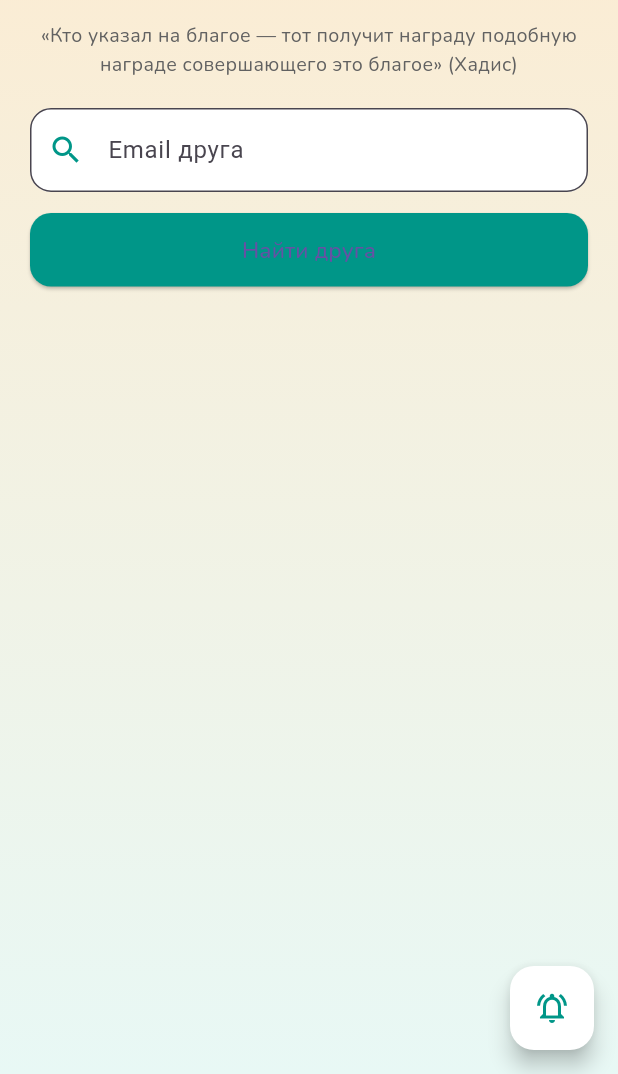
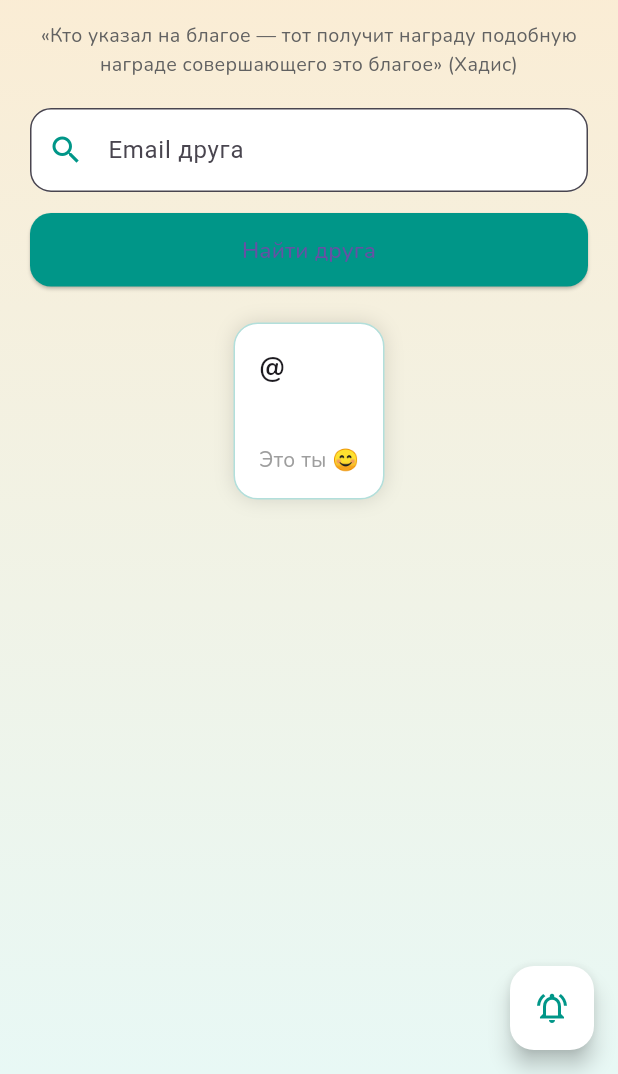
Before and after one commit to NurislamAiu/mekka-savings-app, a Flutter app: the FriendsScreen screen opened directly, after a tap on "Найти друга", on a phone screen of 412 x 824 dp, the part 162-1236 px from its top. Run offline on Flutter 3.47's test engine with Material 3 defaults, Android fonts, the phone set to English and light mode, and no system bars; our stand-ins replace cloud_firestore, confetti, firebase_auth, firebase_core, flutter_svg, google_fonts and 2 more; accounts and stored records are empty; Roboto replaces fonts that are missing (Cairo).

Commit message:
feat: добавил data и domain слои для Friends

```diff
--- /dev/null
+++ b/lib/screens/friends/friend_add/data/friends_repository_impl.dart
@@ -0,0 +1,57 @@
+import 'package:cloud_firestore/cloud_firestore.dart';
+import 'package:firebase_auth/firebase_auth.dart';
+
+import '../domain/entities/friend_user.dart';
+import '../domain/repositories/friends_repository.dart';
+
+class FriendsRepositoryImpl implements FriendsRepository {
+  final _firestore = FirebaseFirestore.instance;
+  final _auth = FirebaseAuth.instance;
+
+  @override
+  Future<FriendUser?> searchUserByEmail(String email) async {
+    final snapshot = await _firestore
+        .collection('users')
+        .where('email', isEqualTo: email)
+        .limit(1)
+        .get();
+
+    if (snapshot.docs.isEmpty) return null;
+
+    final data = snapshot.docs.first.data();
+    return FriendUser(
+      uid: snapshot.docs.first.id,
+      nickname: data['nickname'],
+      email: data['email'],
+    );
+  }
+
+  @override
+  Future<String> checkFriendStatus(String uid) async {
+    final currentUid = _auth.currentUser!.uid;
+    if (uid == currentUid) return 'self';
+
+    final myDoc = await _firestore.collection('users').doc(currentUid).get();
+    final friends = List<String>.from(myDoc.data()?['friends'] ?? []);
+    final requests = List<String>.from(myDoc.data()?['friendRequests'] ?? []);
+
+    if (friends.contains(uid)) return 'already_friends';
+    if (requests.contains(uid)) return 'request_sent';
+    return 'can_add';
+  }
+
+  @override
+  Future<void> sendFriendRequest(String targetUid) async {
+    final myUid = _auth.currentUser!.uid;
+
+    final doc = await _firestore.collection('users').doc(targetUid).get();
+    final friends = List<String>.from(doc.data()?['friends'] ?? []);
+    final requests = List<String>.from(doc.data()?['friendRequests'] ?? []);
+
+    if (friends.contains(myUid) || requests.contains(myUid)) return;
+
+    await _firestore.collection('users').doc(targetUid).update({
+      'friendRequests': FieldValue.arrayUnion([myUid]),
+    });
+  }
+}
--- /dev/null
+++ b/lib/screens/friends/friend_add/domain/entities/friend_user.dart
@@ -0,0 +1,7 @@
+class FriendUser {
+  final String uid;
+  final String nickname;
+  final String email;
+
+  FriendUser({required this.uid, required this.nickname, required this.email});
+}
--- /dev/null
+++ b/lib/screens/friends/friend_add/domain/repositories/friends_repository.dart
@@ -0,0 +1,7 @@
+import '../../domain/entities/friend_user.dart';
+
+abstract class FriendsRepository {
+  Future<FriendUser?> searchUserByEmail(String email);
+  Future<String> checkFriendStatus(String uid);
+  Future<void> sendFriendRequest(String targetUid);
+}
--- /dev/null
+++ b/lib/screens/friends/friend_add/domain/usecases/search_user_usecase.dart
@@ -0,0 +1,16 @@
+import '../entities/friend_user.dart';
+import '../repositories/friends_repository.dart';
+
+class SearchUserUseCase {
+  final FriendsRepository repository;
+
+  SearchUserUseCase(this.repository);
+
+  Future<(FriendUser?, String)> call(String email) async {
+    final user = await repository.searchUserByEmail(email);
+    if (user == null) return (null, 'not_found');
+
+    final status = await repository.checkFriendStatus(user.uid);
+    return (user, status);
+  }
+}
--- /dev/null
+++ b/lib/screens/friends/friend_add/domain/usecases/send_friend_request_usecase.dart
@@ -0,0 +1,11 @@
+import '../repositories/friends_repository.dart';
+
+class SendFriendRequestUseCase {
+  final FriendsRepository repository;
+
+  SendFriendRequestUseCase(this.repository);
+
+  Future<void> call(String targetUid) async {
+    await repository.sendFriendRequest(targetUid);
+  }
+}
--- /dev/null
+++ b/lib/screens/friends/friend_add/friends_screen.dart
@@ -0,0 +1,92 @@
+import 'package:cloud_firestore/cloud_firestore.dart';
+import 'package:firebase_auth/firebase_auth.dart';
+import 'package:flutter/material.dart';
+import 'package:flutter_svg/flutter_svg.dart';
+import 'package:google_fonts/google_fonts.dart';
+import 'package:mekka_savings_app/screens/friends/friend_add/presentation/friends_provider.dart';
+import 'package:mekka_savings_app/screens/friends/friend_add/widgets/friend_result_card.dart';
+import 'package:mekka_savings_app/screens/friends/friend_add/widgets/search_field.dart';
+import 'package:provider/provider.dart';
+
+import '../../../widgets/close_screen_button.dart';
+import '../friend_requests/friend_requests_screen.dart';
+
+class FriendsScreen extends StatelessWidget {
+  const FriendsScreen({super.key});
+
+  @override
+  Widget build(BuildContext context) {
+    return Scaffold(
+        body: Stack(
+          children: [
+            Container(
+              decoration: BoxDecoration(
+                gradient: LinearGradient(
+                  colors: [Color(0xFFFDEBD0), Color(0xFFE8F8F5)],
+                  begin: Alignment.topCenter,
+                  end: Alignment.bottomCenter,
+                ),
+              ),
+            ),
+            SafeArea(
+              child: SingleChildScrollView(
+                padding: EdgeInsets.all(20),
+                child: Column(
+                  children: [
+                    SvgPicture.asset('assets/kaaba.svg', height: 50),
+                    SizedBox(height: 10),
+                    Text("Пригласи друзей к Умре 🕋", style: GoogleFonts.cairo(fontSize: 22, fontWeight: FontWeight.bold, color: Colors.brown[800])),
+                    SizedBox(height: 10),
+                    Text("«Кто указал на благое — тот получит награду подобную награде совершающего это благое» (Хадис)", textAlign: TextAlign.center, style: GoogleFonts.nunito(fontSize: 13, color: Colors.grey[700])),
+                    SizedBox(height: 20),
+                    const SearchField(),
+                    SizedBox(height: 24),
+                    Consumer<FriendsProvider>(
+                      builder: (_, provider, __) {
+                        if (provider.isSearching) return CircularProgressIndicator();
+                        return provider.foundUser != null ? const FriendResultCard() : SizedBox.shrink();
+                      },
+                    ),
+                  ],
+                ),
+              ),
+            ),
+            CloseScreenButton(),
+          ],
+        ),
+        floatingActionButton: StreamBuilder<DocumentSnapshot>(
+          stream: FirebaseFirestore.instance.collection('users').doc(FirebaseAuth.instance.currentUser!.uid).snapshots(),
+          builder: (context, snapshot) {
+            bool hasRequests = false;
+            if (snapshot.hasData) {
+              final data = snapshot.data!.data() as Map<String, dynamic>?;
+              final requests = data?['friendRequests'] as List<dynamic>? ?? [];
+              hasRequests = requests.isNotEmpty;
+            }
+
+            return Stack(
+              children: [
+                FloatingActionButton(
+                  backgroundColor: Colors.white,
+                  onPressed: () {
+                    Navigator.push(context, MaterialPageRoute(builder: (_) => FriendRequestsScreen()));
+                  },
+                  child: Icon(Icons.notifications_active_outlined, size: 24, color: Colors.teal),
+                ),
+                if (hasRequests)
+                  Positioned(
+                    right: 2,
+                    top: 2,
+                    child: Container(
+                      width: 14,
+                      height: 14,
+                      decoration: BoxDecoration(color: Colors.red, shape: BoxShape.circle, border: Border.all(color: Colors.white, width: 2)),
+                    ),
+                  ),
+              ],
+            );
+          },
+        ),
+      );
+  }
+}
--- /dev/null
+++ b/lib/screens/friends/friend_add/presentation/friends_provider.dart
@@ -0,0 +1,51 @@
+import 'package:flutter/material.dart';
+
+import '../domain/entities/friend_user.dart';
+import '../domain/usecases/search_user_usecase.dart';
+import '../domain/usecases/send_friend_request_usecase.dart';
+
+class FriendsProvider with ChangeNotifier {
+  final SearchUserUseCase searchUserUseCase;
+  final SendFriendRequestUseCase sendRequestUseCase;
+
+  FriendsProvider({
+    required this.searchUserUseCase,
+    required this.sendRequestUseCase,
+  });
+
+  final controller = TextEditingController();
+
+  FriendUser? foundUser;
+  String status = '';
+  bool isSearching = false;
+
+  TextEditingController get searchController => controller;
+
+  Future<void> searchUser() async {
+    final email = controller.text.trim().toLowerCase();
+    isSearching = true;
+    notifyListeners();
+
+    final (user, newStatus) = await searchUserUseCase(email);
+
+    foundUser = user;
+    status = newStatus;
+    isSearching = false;
+    notifyListeners();
+  }
+
+  Future<void> sendFriendRequest(BuildContext context) async {
+    if (foundUser == null) return;
+
+    await sendRequestUseCase(foundUser!.uid);
+    status = 'request_sent';
+    notifyListeners();
+
+    ScaffoldMessenger.of(context).showSnackBar(
+      SnackBar(
+        content: Text('Запрос отправлен 🌙'),
+        backgroundColor: Colors.teal,
+      ),
+    );
+  }
+}
--- /dev/null
+++ b/lib/screens/friends/friend_add/widgets/friend_result_card.dart
@@ -0,0 +1,65 @@
+import 'package:flutter/material.dart';
+import 'package:google_fonts/google_fonts.dart';
+import 'package:provider/provider.dart';
+
+import '../presentation/friends_provider.dart';
+
+class FriendResultCard extends StatelessWidget {
+  const FriendResultCard({super.key});
+
+  @override
+  Widget build(BuildContext context) {
+    final provider = Provider.of<FriendsProvider>(context);
+    final user = provider.foundUser;
+    final status = provider.status;
+
+    if (user == null) return SizedBox.shrink();
+
+    Widget statusWidget() {
+      switch (status) {
+        case 'self':
+          return Text("Это ты 😊", style: GoogleFonts.nunito(color: Colors.grey));
+        case 'not_found':
+          return Text("Пользователь не найден ❌", style: GoogleFonts.nunito(color: Colors.red));
+        case 'already_friends':
+          return Text("Уже в друзьях 🫂", style: GoogleFonts.nunito(color: Colors.green));
+        case 'request_sent':
+          return Text("Запрос уже отправлен 🕊", style: GoogleFonts.nunito(color: Colors.orange));
+        case 'can_add':
+          return ElevatedButton.icon(
+            onPressed: () => provider.sendFriendRequest(context),
+            icon: Icon(Icons.person_add, color: Colors.white),
+            label: Text("Добавить в друзья", style: GoogleFonts.nunito(color: Colors.white)),
+            style: ElevatedButton.styleFrom(
+              backgroundColor: Colors.teal,
+              padding: EdgeInsets.symmetric(horizontal: 20, vertical: 12),
+              shape: RoundedRectangleBorder(borderRadius: BorderRadius.circular(14)),
+            ),
+          );
+        default:
+          return SizedBox.shrink();
+      }
+    }
+
+    return AnimatedContainer(
+      duration: Duration(milliseconds: 400),
+      padding: EdgeInsets.all(16),
+      decoration: BoxDecoration(
+        color: Colors.white,
+        borderRadius: BorderRadius.circular(16),
+        boxShadow: [BoxShadow(color: Colors.black12, blurRadius: 10)],
+        border: Border.all(color: Colors.teal.shade100),
+      ),
+      child: Column(
+        crossAxisAlignment: CrossAxisAlignment.start,
+        children: [
+          Text("@${user.nickname}", style: GoogleFonts.nunito(fontSize: 18, fontWeight: FontWeight.bold)),
+          SizedBox(height: 4),
+          Text(user.email, style: GoogleFonts.nunito(color: Colors.grey[700])),
+          SizedBox(height: 14),
+          statusWidget(),
+        ],
+      ),
+    );
+  }
+}
--- /dev/null
+++ b/lib/screens/friends/friend_add/widgets/search_field.dart
@@ -0,0 +1,43 @@
+import 'package:flutter/material.dart';
+import 'package:google_fonts/google_fonts.dart';
+import 'package:provider/provider.dart';
+
+import '../presentation/friends_provider.dart';
+
+class SearchField extends StatelessWidget {
+  const SearchField({super.key});
+
+  @override
+  Widget build(BuildContext context) {
+    final provider = Provider.of<FriendsProvider>(context);
+
+    return Column(
+      children: [
+        TextField(
+          controller: provider.searchController,
+          decoration: InputDecoration(
+            hintText: "Email друга",
+            prefixIcon: Icon(Icons.search, color: Colors.teal),
+            filled: true,
+            fillColor: Colors.white,
+            border: OutlineInputBorder(borderRadius: BorderRadius.circular(14)),
+          ),
+          onSubmitted: (_) => provider.searchUser(),
+        ),
+        SizedBox(height: 14),
+        SizedBox(
+          width: double.infinity,
+          child: ElevatedButton(
+            onPressed: provider.searchUser,
+            child: Text("Найти друга", style: GoogleFonts.nunito(fontSize: 15)),
+            style: ElevatedButton.styleFrom(
+              backgroundColor: Colors.teal,
+              shape: RoundedRectangleBorder(borderRadius: BorderRadius.circular(14)),
+              padding: EdgeInsets.symmetric(vertical: 14),
+            ),
+          ),
+        ),
+      ],
+    );
+  }
+}
--- a/lib/screens/friends/friends_screen.dart
+++ /dev/null
@@ -1,332 +0,0 @@
-import 'package:cloud_firestore/cloud_firestore.dart';
-import 'package:firebase_auth/firebase_auth.dart';
-import 'package:flutter/material.dart';
-import 'package:flutter_svg/flutter_svg.dart';
-import 'package:google_fonts/google_fonts.dart';
-import 'package:mekka_savings_app/screens/friends/friend_requests/friend_requests_screen.dart';
-
-import '../../widgets/close_screen_button.dart';
-
-class FriendsScreen extends StatefulWidget {
-  const FriendsScreen({super.key});
-
-  @override
-  State<FriendsScreen> createState() => _FriendsScreenState();
-}
-
-class _FriendsScreenState extends State<FriendsScreen> {
-  final user = FirebaseAuth.instance.currentUser;
-  final controller = TextEditingController();
-
-  Map<String, dynamic>? foundUser;
-  String status = '';
-  bool isSearching = false;
-
-  Future<void> searchUser() async {
-    final email = controller.text.trim().toLowerCase();
-
-    if (email == user?.email) {
-      setState(() {
-        foundUser = null;
-        status = 'self';
-      });
-      return;
-    }
-
-    setState(() {
-      isSearching = true;
-      foundUser = null;
-      status = '';
-    });
-
-    final snapshot =
-        await FirebaseFirestore.instance
-            .collection('users')
-            .where('email', isEqualTo: email)
-            .limit(1)
-            .get();
-
-    if (snapshot.docs.isEmpty) {
-      setState(() {
-        foundUser = null;
-        status = 'not_found';
-        isSearching = false;
-      });
-      return;
-    }
-
-    final data = snapshot.docs.first.data();
-    final uid = snapshot.docs.first.id;
-    final myDoc =
-        await FirebaseFirestore.instance
-            .collection('users')
-            .doc(user!.uid)
-            .get();
-
-    final myFriends = List<String>.from(myDoc.data()?['friends'] ?? []);
-    final myRequests = List<String>.from(myDoc.data()?['friendRequests'] ?? []);
-
-    setState(() {
-      foundUser = {
-        'uid': uid,
-        'nickname': data['nickname'],
-        'email': data['email'],
-      };
-      isSearching = false;
-
-      if (myFriends.contains(uid)) {
-        status = 'already_friends';
-      } else if (myRequests.contains(uid)) {
-        status = 'request_sent';
-      } else {
-        status = 'can_add';
-      }
-    });
-  }
-
-  Future<void> sendFriendRequest() async {
-    final targetId = foundUser!['uid'];
-    final myId = user!.uid;
-
-
-    final doc = await FirebaseFirestore.instance.collection('users').doc(targetId).get();
-    final friendRequests = List<String>.from(doc.data()?['friendRequests'] ?? []);
-    final friends = List<String>.from(doc.data()?['friends'] ?? []);
-
-    if (friendRequests.contains(myId) || friends.contains(myId)) {
-      setState(() {
-        status = 'request_sent';
-      });
-      return;
-    }
-
-
-    await FirebaseFirestore.instance.collection('users').doc(targetId).update({
-      'friendRequests': FieldValue.arrayUnion([myId]),
-    });
-
-    setState(() {
-      status = 'request_sent';
-    });
-
-    ScaffoldMessenger.of(context).showSnackBar(
-      SnackBar(
-        content: Text('Запрос отправлен 🌙'),
-        backgroundColor: Colors.teal,
-      ),
-    );
-  }
-
-  Widget _statusWidget() {
-    switch (status) {
-      case 'self':
-        return Text("Это ты 😊", style: GoogleFonts.nunito(color: Colors.grey));
-      case 'not_found':
-        return Text(
-          "Пользователь не найден ❌",
-          style: GoogleFonts.nunito(color: Colors.red),
-        );
-      case 'already_friends':
-        return Text(
-          "Уже в друзьях 🫂",
-          style: GoogleFonts.nunito(color: Colors.green),
-        );
-      case 'request_sent':
-        return Text(
-          "Запрос уже отправлен 🕊",
-          style: GoogleFonts.nunito(color: Colors.orange),
-        );
-      case 'can_add':
-        return ElevatedButton.icon(
-          onPressed: sendFriendRequest,
-          icon: Icon(Icons.person_add, color: Colors.white),
-          label: Text(
-            "Добавить в друзья",
-            style: GoogleFonts.nunito(color: Colors.white),
-          ),
-          style: ElevatedButton.styleFrom(
-            backgroundColor: Colors.teal,
-            padding: EdgeInsets.symmetric(horizontal: 20, vertical: 12),
-            shape: RoundedRectangleBorder(
-              borderRadius: BorderRadius.circular(14),
-            ),
-          ),
-        );
-      default:
-        return SizedBox.shrink();
-    }
-  }
-
-  @override
-  Widget build(BuildContext context) {
-    return Scaffold(
-      body: Stack(
-        children: [
-          Container(
-            decoration: BoxDecoration(
-              gradient: LinearGradient(
-                colors: [Color(0xFFFDEBD0), Color(0xFFE8F8F5)],
-                begin: Alignment.topCenter,
-                end: Alignment.bottomCenter,
-              ),
-            ),
-          ),
-          SafeArea(
-            child: SingleChildScrollView(
-              padding: EdgeInsets.all(20),
-              child: Column(
-                crossAxisAlignment: CrossAxisAlignment.center,
-                children: [
-
-                  SvgPicture.asset('assets/kaaba.svg', height: 50),
-                  SizedBox(height: 10),
-                  Text(
-                    "Пригласи друзей к Умре 🕋",
-                    style: GoogleFonts.cairo(
-                      fontSize: 22,
-                      fontWeight: FontWeight.bold,
-                      color: Colors.brown[800],
-                    ),
-                  ),
-                  SizedBox(height: 10),
-                  Text(
-                    "«Кто указал на благое — тот получит награду подобную награде совершающего это благое» (Хадис)",
-                    textAlign: TextAlign.center,
-                    style: GoogleFonts.nunito(
-                      fontSize: 13,
-                      color: Colors.grey[700],
-                    ),
-                  ),
-                  SizedBox(height: 20),
-
-
-                  TextField(
-                    controller: controller,
-                    decoration: InputDecoration(
-                      hintText: "Email друга",
-                      prefixIcon: Icon(Icons.search, color: Colors.teal),
-                      filled: true,
-                      fillColor: Colors.white,
-                      border: OutlineInputBorder(
-                        borderRadius: BorderRadius.circular(14),
-                      ),
-                    ),
-                    onSubmitted: (_) => searchUser(),
-                  ),
-
-                  SizedBox(height: 14),
-                  SizedBox(
-                    width: double.infinity,
-                    child: ElevatedButton(
-                      onPressed: searchUser,
-                      child: Text(
-                        "Найти друга",
-                        style: GoogleFonts.nunito(fontSize: 15),
-                      ),
-                      style: ElevatedButton.styleFrom(
-                        backgroundColor: Colors.teal,
-                        shape: RoundedRectangleBorder(
-                          borderRadius: BorderRadius.circular(14),
-                        ),
-                        padding: EdgeInsets.symmetric(vertical: 14),
-                      ),
-                    ),
-                  ),
-
-                  SizedBox(height: 24),
-
-
-                  if (isSearching) CircularProgressIndicator(),
-
-                  if (foundUser != null && !isSearching)
-                    AnimatedContainer(
-                      duration: Duration(milliseconds: 400),
-                      padding: EdgeInsets.all(16),
-                      decoration: BoxDecoration(
-                        color: Colors.white,
-                        borderRadius: BorderRadius.circular(16),
-                        boxShadow: [
-                          BoxShadow(color: Colors.black12, blurRadius: 10),
-                        ],
-                        border: Border.all(color: Colors.teal.shade100),
-                      ),
-                      child: Column(
-                        crossAxisAlignment: CrossAxisAlignment.start,
-                        children: [
-                          Text(
-                            "@${foundUser!['nickname']}",
-                            style: GoogleFonts.nunito(
-                              fontSize: 18,
-                              fontWeight: FontWeight.bold,
-                            ),
-                          ),
-                          SizedBox(height: 4),
-                          Text(
-                            foundUser!['email'],
-                            style: GoogleFonts.nunito(color: Colors.grey[700]),
-                          ),
-                          SizedBox(height: 14),
-                          _statusWidget(),
-                        ],
-                      ),
-                    ),
-                ],
-              ),
-            ),
-          ),
-
-
-          CloseScreenButton(),
-        ],
-      ),
-      floatingActionButton: StreamBuilder<DocumentSnapshot>(
-        stream: FirebaseFirestore.instance
-            .collection('users')
-            .doc(FirebaseAuth.instance.currentUser!.uid)
-            .snapshots(),
-        builder: (context, snapshot) {
-          bool hasRequests = false;
-
-          if (snapshot.hasData) {
-            final data = snapshot.data!.data() as Map<String, dynamic>?;
-            final requests = data?['friendRequests'] as List<dynamic>? ?? [];
-            hasRequests = requests.isNotEmpty;
-          }
-
-          return Stack(
-            children: [
-              FloatingActionButton(
-                backgroundColor: Colors.white,
-                onPressed: () {
-                  Navigator.push(
-                    context,
-                    MaterialPageRoute(builder: (_) => FriendRequestsScreen()),
-                  );
-                },
-                child: Icon(
-                  Icons.notifications_active_outlined,
-                  size: 24,
-                  color: Colors.teal,
-                ),
-              ),
-              if (hasRequests)
-                Positioned(
-                  right: 2,
-                  top: 2,
-                  child: Container(
-                    width: 14,
-                    height: 14,
-                    decoration: BoxDecoration(
-                      color: Colors.red,
-                      shape: BoxShape.circle,
-                      border: Border.all(color: Colors.white, width: 2),
-                    ),
-                  ),
-                ),
-            ],
-          );
-        },
-      ),
-    );
-  }
-}
--- a/lib/screens/friends/my_friends_screen.dart
+++ b/lib/screens/friends/my_friends_screen.dart
@@ -3,7 +3,7 @@ import 'package:google_fonts/google_fonts.dart';
 import 'package:flutter_svg/flutter_svg.dart';
 import 'package:firebase_auth/firebase_auth.dart';
 import 'package:cloud_firestore/cloud_firestore.dart';
-import 'package:mekka_savings_app/screens/friends/friends_screen.dart';
+import 'package:mekka_savings_app/screens/friends/friend_add/friends_screen.dart';
 import 'package:shimmer/shimmer.dart';
 
 import '../../widgets/close_screen_button.dart';
```
Also changed, not shown: lib/app/app.dart (+24 -2 lines), lib/providers/friend_requests_provider.dart (deleted).
